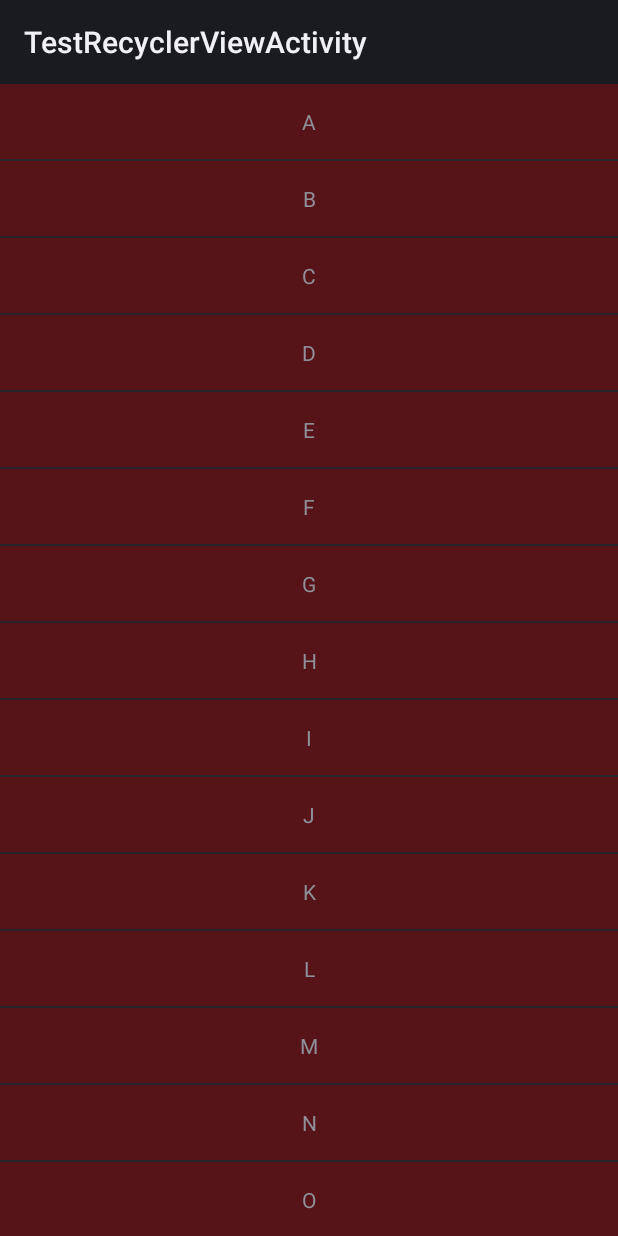
After one commit to java007hf/TestList, an Android app: the TestRecyclerViewActivity screen opened directly, with no data from a screen before it, on a phone screen of 412 x 824 dp. The commit adds this screen. Run offline under Robolectric (Android 15) with nearby library versions, the phone set to English and light mode, and no system bars.

Commit message:
add recyclerview

```diff
--- a/app/build.gradle
+++ b/app/build.gradle
@@ -6,7 +6,7 @@ android {
     defaultConfig {
         applicationId "ju.xposed.com.jumodle"
         minSdkVersion 19
-        targetSdkVersion 25
+        targetSdkVersion 22
         versionCode 1
         versionName "1.0"
         testInstrumentationRunner "android.support.test.runner.AndroidJUnitRunner"
@@ -27,8 +27,6 @@ dependencies {
         exclude group: 'com.android.support', module: 'support-annotations'
     })
     compile 'com.android.support:appcompat-v7:25.+'
-    compile 'com.android.support.constraint:constraint-layout:1.0.2'
+    compile 'com.android.support:recyclerview-v7:22.2.1'
     testCompile 'junit:junit:4.12'
-    compile files('libs/rxandroid-0.24.0.jar')
-    compile files('libs/rxjava-1.1.0.jar')
 }
--- /dev/null
+++ b/app/src/main/java/ju/xposed/com/jumodle/DividerItemDecoration.java
@@ -0,0 +1,99 @@
+package ju.xposed.com.jumodle;
+
+import android.content.Context;
+import android.content.res.TypedArray;
+import android.graphics.Canvas;
+import android.graphics.Rect;
+import android.graphics.drawable.Drawable;
+import android.support.v7.widget.LinearLayoutManager;
+import android.support.v7.widget.RecyclerView;
+import android.util.Log;
+import android.view.View;
+
+/**
+ * Created by benylwang on 2017/12/14.
+ */
+
+public class DividerItemDecoration extends RecyclerView.ItemDecoration {
+
+    private static final int[] ATTRS = new int[]{
+            android.R.attr.listDivider
+    };
+
+    public static final int HORIZONTAL_LIST = LinearLayoutManager.HORIZONTAL;
+
+    public static final int VERTICAL_LIST = LinearLayoutManager.VERTICAL;
+
+    private Drawable mDivider;
+
+    private int mOrientation;
+
+    public DividerItemDecoration(Context context, int orientation) {
+        final TypedArray a = context.obtainStyledAttributes(ATTRS);
+        mDivider = a.getDrawable(0);
+        a.recycle();
+        setOrientation(orientation);
+    }
+
+    public void setOrientation(int orientation) {
+        if (orientation != HORIZONTAL_LIST && orientation != VERTICAL_LIST) {
+            throw new IllegalArgumentException("invalid orientation");
+        }
+        mOrientation = orientation;
+    }
+
+    @Override
+    public void onDraw(Canvas c, RecyclerView parent) {
+        Log.v("recyclerview - itemdecoration", "onDraw()");
+
+        if (mOrientation == VERTICAL_LIST) {
+            drawVertical(c, parent);
+        } else {
+            drawHorizontal(c, parent);
+        }
+
+    }
+
+
+    public void drawVertical(Canvas c, RecyclerView parent) {
+        final int left = parent.getPaddingLeft();
+        final int right = parent.getWidth() - parent.getPaddingRight();
+
+        final int childCount = parent.getChildCount();
+        for (int i = 0; i < childCount; i++) {
+            final View child = parent.getChildAt(i);
+            android.support.v7.widget.RecyclerView v = new android.support.v7.widget.RecyclerView(parent.getContext());
+            final RecyclerView.LayoutParams params = (RecyclerView.LayoutParams) child
+                    .getLayoutParams();
+            final int top = child.getBottom() + params.bottomMargin;
+            final int bottom = top + mDivider.getIntrinsicHeight();
+            mDivider.setBounds(left, top, right, bottom);
+            mDivider.draw(c);
+        }
+    }
+
+    public void drawHorizontal(Canvas c, RecyclerView parent) {
+        final int top = parent.getPaddingTop();
+        final int bottom = parent.getHeight() - parent.getPaddingBottom();
+
+        final int childCount = parent.getChildCount();
+        for (int i = 0; i < childCount; i++) {
+            final View child = parent.getChildAt(i);
+            final RecyclerView.LayoutParams params = (RecyclerView.LayoutParams) child
+                    .getLayoutParams();
+            final int left = child.getRight() + params.rightMargin;
+            final int right = left + mDivider.getIntrinsicHeight();
+            mDivider.setBounds(left, top, right, bottom);
+            mDivider.draw(c);
+        }
+    }
+
+    @Override
+    public void getItemOffsets(Rect outRect, int itemPosition, RecyclerView parent) {
+        if (mOrientation == VERTICAL_LIST) {
+            outRect.set(0, 0, 0, mDivider.getIntrinsicHeight());
+        } else {
+            outRect.set(0, 0, mDivider.getIntrinsicWidth(), 0);
+        }
+    }
+}
--- /dev/null
+++ b/app/src/main/java/ju/xposed/com/jumodle/TestRecyclerViewActivity.java
@@ -0,0 +1,76 @@
+package ju.xposed.com.jumodle;
+
+import android.app.Activity;
+import android.os.Bundle;
+import android.support.annotation.Nullable;
+import android.support.v7.widget.LinearLayoutManager;
+import android.support.v7.widget.RecyclerView;
+import android.view.LayoutInflater;
+import android.view.View;
+import android.view.ViewGroup;
+import android.widget.TextView;
+
+import java.util.ArrayList;
+import java.util.List;
+
+/**
+ * Created by benylwang on 2017/12/13.
+ */
+
+public class TestRecyclerViewActivity extends Activity {
+    private RecyclerView mRecyclerView;
+    private List<String> mDatas;
+    private HomeAdapter mAdapter;
+
+    @Override
+    protected void onCreate(@Nullable Bundle savedInstanceState) {
+        super.onCreate(savedInstanceState);
+        setContentView(R.layout.activity_recycler);
+
+        initData();
+        mRecyclerView = (RecyclerView) findViewById(R.id.recyclerView);
+        mRecyclerView.addItemDecoration(new DividerItemDecoration(this,
+                DividerItemDecoration.VERTICAL_LIST));
+        mRecyclerView.setLayoutManager(new LinearLayoutManager(this));
+        mRecyclerView.setAdapter(mAdapter = new HomeAdapter());
+
+    }
+
+    protected void initData() {
+        mDatas = new ArrayList<String>();
+        for (int i = 'A'; i < 'z'; i++) {
+            mDatas.add("" + (char) i);
+        }
+    }
+
+    class HomeAdapter extends RecyclerView.Adapter<HomeAdapter.MyViewHolder> {
+
+        @Override
+        public MyViewHolder onCreateViewHolder(ViewGroup parent, int viewType) {
+            MyViewHolder holder = new MyViewHolder(LayoutInflater.from(
+                    TestRecyclerViewActivity.this).inflate(R.layout.item_home, parent,
+                    false));
+            return holder;
+        }
+
+        @Override
+        public void onBindViewHolder(MyViewHolder holder, int position) {
+            holder.tv.setText(mDatas.get(position));
+        }
+
+        @Override
+        public int getItemCount() {
+            return mDatas.size();
+        }
+
+        class MyViewHolder extends RecyclerView.ViewHolder {
+
+            TextView tv;
+
+            public MyViewHolder(View view) {
+                super(view);
+                tv = (TextView) view.findViewById(R.id.id_num);
+            }
+        }
+    }
+}
--- a/app/src/main/res/layout/activity_main.xml
+++ b/app/src/main/res/layout/activity_recycler.xml
@@ -1,13 +1,13 @@
 <?xml version="1.0" encoding="utf-8"?>
-<android.support.constraint.ConstraintLayout xmlns:android="http://schemas.android.com/apk/res/android"
+<LinearLayout xmlns:android="http://schemas.android.com/apk/res/android"
     xmlns:app="http://schemas.android.com/apk/res-auto"
     xmlns:tools="http://schemas.android.com/tools"
     android:layout_width="match_parent"
     android:layout_height="match_parent">
 
-    <WebView
-        android:id="@+id/webview"
+    <android.support.v7.widget.RecyclerView
+        android:id="@+id/recyclerView"
         android:layout_width="match_parent"
         android:layout_height="match_parent" />
 
-</android.support.constraint.ConstraintLayout>
+</LinearLayout>
--- /dev/null
+++ b/app/src/main/res/layout/item_home.xml
@@ -0,0 +1,13 @@
+<?xml version="1.0" encoding="utf-8"?>
+<FrameLayout xmlns:android="http://schemas.android.com/apk/res/android"
+    android:layout_width="match_parent"
+    android:background="#44ff0000"
+    android:layout_height="wrap_content" >
+
+    <TextView
+        android:id="@+id/id_num"
+        android:layout_width="match_parent"
+        android:layout_height="50dp"
+        android:gravity="center"
+        android:text="1" />
+</FrameLayout>
--- a/app/src/main/res/values/styles.xml
+++ b/app/src/main/res/values/styles.xml
@@ -1,11 +1,4 @@
 <resources>
 
-    <!-- Base application theme. -->
-    <style name="AppTheme" parent="Theme.AppCompat.Light.DarkActionBar">
-        <!-- Customize your theme here. -->
-        <item name="colorPrimary">@color/colorPrimary</item>
-        <item name="colorPrimaryDark">@color/colorPrimaryDark</item>
-        <item name="colorAccent">@color/colorAccent</item>
-    </style>
 
 </resources>
```
Also changed, not shown: app/src/main/AndroidManifest.xml (+8 -2 lines).
